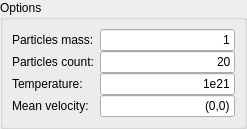
Before: the Qt Designer form step/create_gas_particles.ui in KDE/step, drawn with Qt 5.
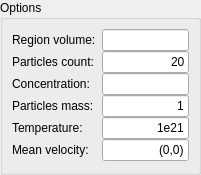
After: the same form once the commit is applied.

Commit message: Allow to enter concentration instead of particle count when creating GasParticles.

```diff
--- a/step/create_gas_particles.ui
+++ b/step/create_gas_particles.ui
@@ -5,8 +5,8 @@
    <rect>
     <x>0</x>
     <y>0</y>
-    <width>247</width>
-    <height>129</height>
+    <width>201</width>
+    <height>175</height>
    </rect>
   </property>
   <property name="windowTitle" >
@@ -35,20 +35,20 @@
        <number>0</number>
       </property>
       <item row="0" column="0" >
-       <widget class="QLabel" name="label_2" >
+       <widget class="QLabel" name="label_5" >
         <property name="text" >
-         <string>Particles mass:</string>
+         <string>Region volume:</string>
         </property>
        </widget>
       </item>
       <item row="0" column="1" >
-       <widget class="QLineEdit" name="lineEditMass" >
-        <property name="text" >
-         <string>1</string>
-        </property>
+       <widget class="QLineEdit" name="lineEditVolume" >
         <property name="alignment" >
          <set>Qt::AlignRight|Qt::AlignTrailing|Qt::AlignVCenter</set>
         </property>
+        <property name="readOnly" >
+         <bool>true</bool>
+        </property>
        </widget>
       </item>
       <item row="1" column="0" >
@@ -69,13 +69,44 @@
        </widget>
       </item>
       <item row="2" column="0" >
+       <widget class="QLabel" name="label_6" >
+        <property name="text" >
+         <string>Concentration:</string>
+        </property>
+       </widget>
+      </item>
+      <item row="2" column="1" >
+       <widget class="QLineEdit" name="lineEditConcentration" >
+        <property name="alignment" >
+         <set>Qt::AlignRight|Qt::AlignTrailing|Qt::AlignVCenter</set>
+        </property>
+       </widget>
+      </item>
+      <item row="3" column="0" >
+       <widget class="QLabel" name="label_2" >
+        <property name="text" >
+         <string>Particles mass:</string>
+        </property>
+       </widget>
+      </item>
+      <item row="3" column="1" >
+       <widget class="QLineEdit" name="lineEditMass" >
+        <property name="text" >
+         <string>1</string>
+        </property>
+        <property name="alignment" >
+         <set>Qt::AlignRight|Qt::AlignTrailing|Qt::AlignVCenter</set>
+        </property>
+       </widget>
+      </item>
+      <item row="4" column="0" >
        <widget class="QLabel" name="label_3" >
         <property name="text" >
          <string>Temperature:</string>
         </property>
        </widget>
       </item>
-      <item row="2" column="1" >
+      <item row="4" column="1" >
        <widget class="QLineEdit" name="lineEditTemperature" >
         <property name="text" >
          <string>1e21</string>
@@ -85,14 +116,14 @@
         </property>
        </widget>
       </item>
-      <item row="3" column="0" >
+      <item row="5" column="0" >
        <widget class="QLabel" name="label_4" >
         <property name="text" >
          <string>Mean velocity:</string>
         </property>
        </widget>
       </item>
-      <item row="3" column="1" >
+      <item row="5" column="1" >
        <widget class="QLineEdit" name="lineEditMeanVelocity" >
         <property name="text" >
          <string>(0,0)</string>
```
Left out of the diff: 8 changed lines with no effect on the pictures. The commit also changes 6 other files.
